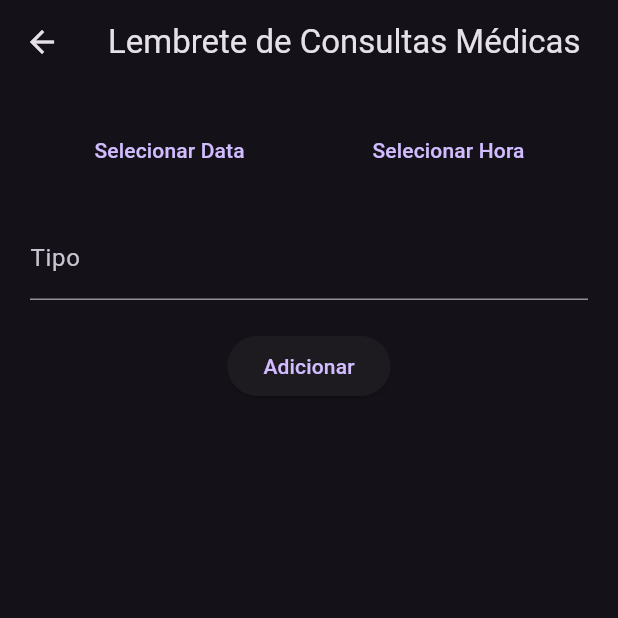
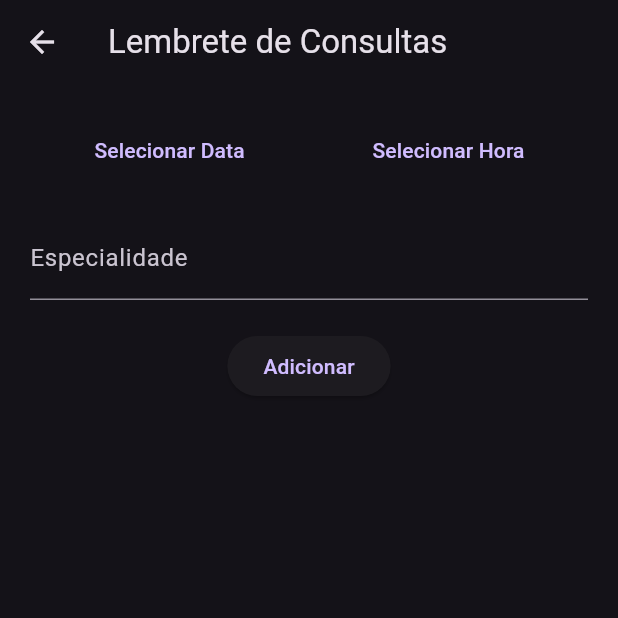
Before and after one commit to Valdenei8K/health_track, a Flutter app: the screen it shows after launch, after a tap on "Agendar Consultas", on a phone screen of 412 x 824 dp, the top half of it. Run offline on Flutter 3.47's test engine with Material 3 defaults, Android fonts, the phone set to English and light mode, and no system bars; our stand-ins replace flutter_screenutil, flutter_svg, get, shared_preferences.

Commit message:
svg
alteração do icone

```diff
--- a/lib/screens/agenda.dart
+++ b/lib/screens/agenda.dart
@@ -24,7 +24,7 @@ class _AgendaMedicaState extends State<AgendaMedica> {
   Widget build(BuildContext context) {
     return Scaffold(
       appBar: AppBar(
-        title: Text('Lembrete de Consultas Médicas'),
+        title: Text('Lembrete de Consultas'),
       ),
       body: Padding(
         padding: const EdgeInsets.all(20.0),
@@ -58,8 +58,8 @@ class _AgendaMedicaState extends State<AgendaMedica> {
             TextField(
               controller: _typeController,
               decoration: const InputDecoration(
-                labelText: 'Tipo',
-                hintText: 'Exemplo: Consulta de rotina',
+                labelText: 'Especialidade',
+                hintText: 'Exemplo: Clinico Geral',
               ),
             ),
             const SizedBox(height: 20),
--- a/lib/screens/medication.dart
+++ b/lib/screens/medication.dart
@@ -33,7 +33,7 @@ class _MedicationReminderAppState extends State<MedicationReminderApp> {
             TextField(
               controller: _typeController,
               decoration: const InputDecoration(
-                labelText: 'Tipo',
+                labelText: 'Nome do Remédio',
                 hintText: 'Exemplo: Tomar remédio',
               ),
             ),
@@ -88,7 +88,7 @@ class _MedicationReminderAppState extends State<MedicationReminderApp> {
 
     if (type.isNotEmpty && interval.isNotEmpty && days.isNotEmpty) {
       setState(() {
-        _reminders.add('Tipo: $type, Intervalo: $interval horas, Dias: $days');
+        _reminders.add(': $type, Intervalo: $interval horas, Dias: $days');
       });
       _typeController.clear();
       _intervalController.clear();
--- a/lib/screens/splash.dart
+++ b/lib/screens/splash.dart
@@ -34,10 +34,12 @@ class SplashScreen extends StatelessWidget {
                     color: Colors.white, fontWeight: FontWeight.bold
                   ),),
                 // Substitua o AssetImage pelo caminho da sua imagem
-                SvgPicture.asset(
+                new SvgPicture.asset(
                   'assets/images/fitness.svg', // Caminho da sua imagem HT
                   width: 150,
                   height: 150,
+                  allowDrawingOutsideViewBox: true,
+
                 ),
                 const SizedBox(height: 20),
                 const Text(
```
Also changed, not shown: assets/images/fitness.svg, assets/images/heart.png (added).
